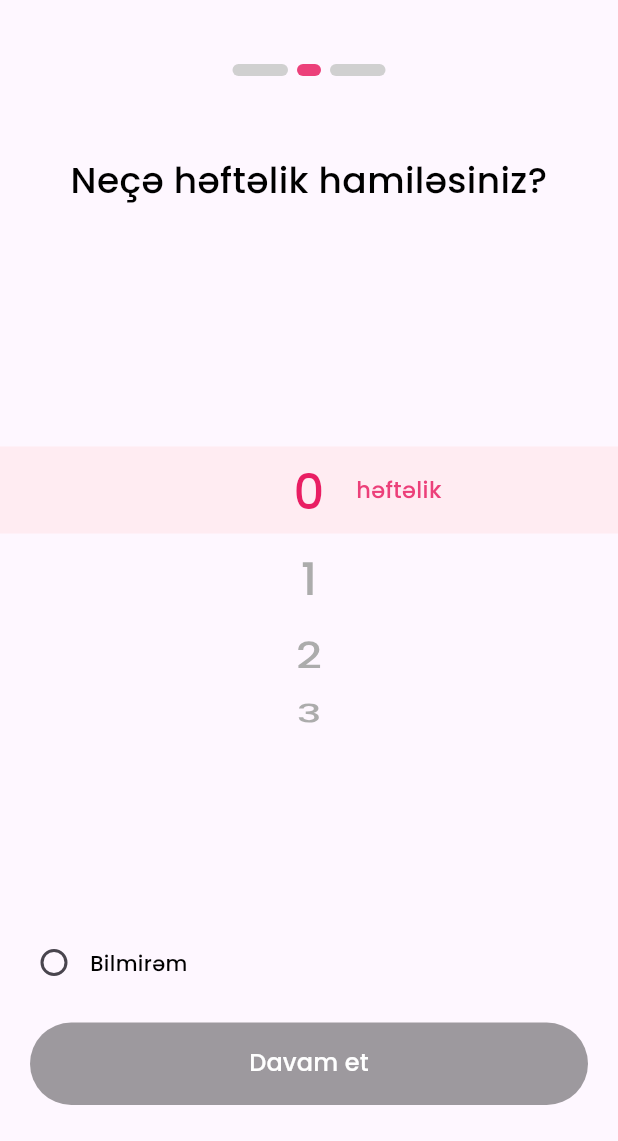
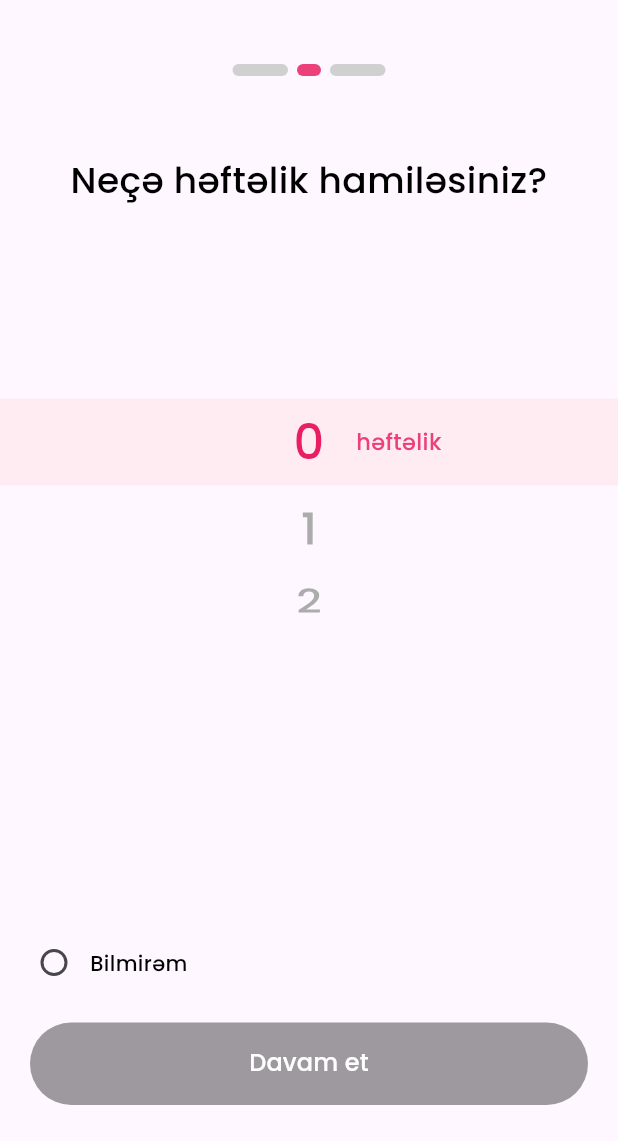
Before and after one commit to NijatNaghiyev/burlaxatun-flutter, a Flutter app: the Questions screen opened by its route, swiped to page 2, on a phone screen of 412 x 824 dp, the part 95-1236 px from its top. Run offline on Flutter 3.47's test engine with Material 3 defaults, Android fonts, the phone set to English and light mode, and no system bars; drawn by our look-alikes of smooth_page_indicator; our stand-ins replace carousel_slider, equatable, flutter_bloc, flutter_svg, go_router, google_fonts and 2 more.

Commit message:
- some responsiveness provided

```diff
--- a/lib/ui/screens/auth/widgets/signup_options.dart
+++ b/lib/ui/screens/auth/widgets/signup_options.dart
@@ -63,11 +63,9 @@ class OptionWidget extends StatelessWidget {
           ),
           borderRadius: BorderRadius.all(Radius.circular(10)),
         ),
-        child: Padding(
-          padding: const EdgeInsets.only(left: 99),
         child: Row(
           spacing: 15,
-            mainAxisAlignment: MainAxisAlignment.start,
+          mainAxisAlignment: MainAxisAlignment.center,
           children: [
             child,
             GlobalText(
@@ -79,7 +77,6 @@ class OptionWidget extends StatelessWidget {
           ],
         ),
       ),
-      ),
     );
   }
 }
--- a/lib/ui/screens/main/views/home_page/names/gender_names/widgets/boy_names.dart
+++ b/lib/ui/screens/main/views/home_page/names/gender_names/widgets/boy_names.dart
@@ -7,10 +7,7 @@ class BoyNames extends StatelessWidget {
 
   @override
   Widget build(BuildContext context) {
-    return Center(
-      child: SizedBox(
-        width: MediaQuery.of(context).size.width,
-        height: MediaQuery.of(context).size.height * 0.65,
+    return Expanded(
       child: ListView.separated(
         itemCount: 20,
         itemBuilder: (_, i) {
@@ -32,7 +29,6 @@ class BoyNames extends StatelessWidget {
           );
         },
       ),
-      ),
     );
   }
 }
--- a/lib/ui/screens/main/views/home_page/names/gender_names/widgets/girl_names.dart
+++ b/lib/ui/screens/main/views/home_page/names/gender_names/widgets/girl_names.dart
@@ -7,10 +7,7 @@ class GirlNames extends StatelessWidget {
 
   @override
   Widget build(BuildContext context) {
-    return Center(
-      child: SizedBox(
-        width: MediaQuery.of(context).size.width,
-        height: MediaQuery.of(context).size.height * 0.65,
+    return Expanded(
       child: ListView.separated(
         itemCount: 20,
         itemBuilder: (_, i) {
@@ -32,7 +29,6 @@ class GirlNames extends StatelessWidget {
           );
         },
       ),
-      ),
     );
   }
 }
--- a/lib/ui/screens/main/views/home_page/names/initial_names/widgets/countries_widget.dart
+++ b/lib/ui/screens/main/views/home_page/names/initial_names/widgets/countries_widget.dart
@@ -7,10 +7,7 @@ class CountriesWidget extends StatelessWidget {
 
   @override
   Widget build(BuildContext context) {
-    return Center(
-      child: SizedBox(
-        width: MediaQuery.of(context).size.width,
-        height: MediaQuery.of(context).size.height * 0.65,
+    return Expanded(
       child: ListView.separated(
         itemCount: 20,
         itemBuilder: (_, i) {
@@ -33,7 +30,6 @@ class CountriesWidget extends StatelessWidget {
           );
         },
       ),
-      ),
     );
   }
 }
--- a/lib/ui/screens/main/views/home_page/names/initial_names/widgets/selected_names_widget.dart
+++ b/lib/ui/screens/main/views/home_page/names/initial_names/widgets/selected_names_widget.dart
@@ -7,10 +7,7 @@ class SelectedNamesWidget extends StatelessWidget {
 
   @override
   Widget build(BuildContext context) {
-    return Center(
-      child: SizedBox(
-        width: MediaQuery.of(context).size.width,
-        height: MediaQuery.of(context).size.height * 0.65,
+    return Expanded(
       child: ListView.separated(
         itemCount: 20,
         itemBuilder: (_, i) {
@@ -32,7 +29,6 @@ class SelectedNamesWidget extends StatelessWidget {
           );
         },
       ),
-      ),
     );
   }
 }
--- a/lib/ui/screens/main/views/home_page/names/widgets/select_option.dart
+++ b/lib/ui/screens/main/views/home_page/names/widgets/select_option.dart
@@ -13,7 +13,7 @@ class SelectOption extends StatelessWidget {
   @override
   Widget build(BuildContext context) {
     return SizedBox(
-      // width: context.deviceWidth,
+      width: MediaQuery.of(context).size.width,
       child: DecoratedBox(
         decoration: BoxDecoration(
           color: Color(0xffE4E7EC),
--- a/lib/ui/screens/questions/questions.dart
+++ b/lib/ui/screens/questions/questions.dart
@@ -20,8 +20,8 @@ class Questions extends StatelessWidget {
         title: 'Qeydiyyat',
         onTap: () => context.pop(),
       ),
-      body: Center(
-        child: Column(
+      body: Column(
+        mainAxisAlignment: MainAxisAlignment.center,
         children: [
           BlocBuilder<QuestionsCubit, QuestionsState>(
             builder: (context, state) {
@@ -53,7 +53,6 @@ class Questions extends StatelessWidget {
           ),
         ],
       ),
-      ),
     );
   }
 }
--- a/lib/ui/screens/questions/widgets/calculate_birth_view/calculate_birth.dart
+++ b/lib/ui/screens/questions/widgets/calculate_birth_view/calculate_birth.dart
@@ -24,6 +24,7 @@ class CalculateBirth extends StatelessWidget {
         },
       ),
       body: SingleChildScrollView(
+        controller: questionsCubit.scrollController,
         child: Padding(
           padding: const EdgeInsets.only(top: 80, left: 15, right: 15),
           child: Column(
--- a/lib/ui/screens/questions/widgets/question_views/question_one.dart
+++ b/lib/ui/screens/questions/widgets/question_views/question_one.dart
@@ -15,6 +15,7 @@ class QuestionOne extends StatelessWidget {
     return Padding(
       padding: PaddingConstants.h20 + EdgeInsets.only(top: 56),
       child: Column(
+        // mainAxisAlignment: MainAxisAlignment.center,
         children: [
           GlobalText(
             text: 'Siz hamiləsiniz?',
--- a/lib/ui/screens/questions/widgets/question_views/question_two.dart
+++ b/lib/ui/screens/questions/widgets/question_views/question_two.dart
@@ -25,10 +25,15 @@ class QuestionTwo extends StatelessWidget {
             color: Colors.black,
           ),
           36.h,
-          Stack(
+          Column(
+            mainAxisAlignment: MainAxisAlignment.center,
+            children: [
+              SizedBox(
+                height: 252,
+                child: Stack(
+                  alignment: Alignment.center,
                   children: [
                     Positioned(
-                top: 129,
                       child: ColoredBox(
                         color: Color(0xffFFECF2),
                         child: SizedBox(
@@ -51,10 +56,7 @@ class QuestionTwo extends StatelessWidget {
                         ),
                       ),
                     ),
-              SizedBox(
-                height: 318,
-                width: double.maxFinite,
-                child: ListWheelScrollView(
+                    ListWheelScrollView(
                       physics: FixedExtentScrollPhysics(),
                       onSelectedItemChanged: (i) {
                         log(' hefte: $i');
@@ -83,6 +85,8 @@ class QuestionTwo extends StatelessWidget {
                                 ),
                               ],
                             ),
+                          ),
+                      ],
                     ),
                   ],
                 ),
--- a/lib/ui/screens/questions/widgets/question_views/register_success.dart
+++ b/lib/ui/screens/questions/widgets/question_views/register_success.dart
@@ -11,8 +11,9 @@ class RegisterSuccess extends StatelessWidget {
   @override
   Widget build(BuildContext context) {
     return Padding(
-      padding: const EdgeInsets.only(top: 92),
+      padding: const EdgeInsets.only(top: 0),
       child: Column(
+        mainAxisAlignment: MainAxisAlignment.center,
         children: [
           ColoredBox(
             color: Colors.transparent,
```
Also changed, not shown: lib/cubits/questions_cubit/questions_cubit.dart (+17 -0 lines), lib/main.dart (+8 -0 lines), lib/ui/screens/auth/sign_up/widgets/accept_policy_check_box.dart (+10 -6 lines), lib/ui/screens/main/views/home_page/names/widgets/single_option.dart (+3 -5 lines), lib/ui/screens/onboarding/onboarding.dart (+11 -5 lines), lib/ui/screens/questions/widgets/calculate_birth_view/widgets/methods_views/first_day_of_last_period.dart (+45 -19 lines). Lines whose indentation alone changed are shown as unchanged.
